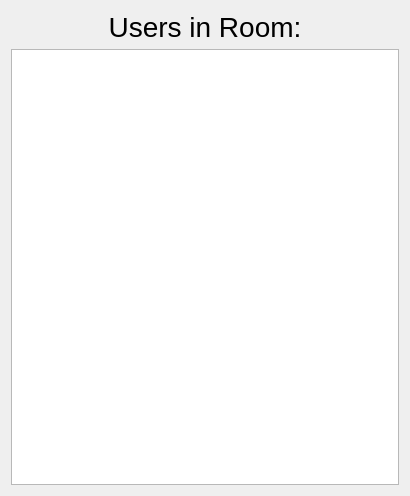
First picture: the form in client/MinderClient/sessionuserlist.ui, repository LDK28/Minder, before the edit.
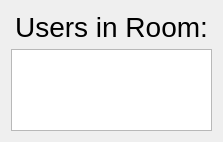
Second picture: the form after the edit.

```diff
--- a/client/MinderClient/sessionuserlist.ui
+++ b/client/MinderClient/sessionuserlist.ui
@@ -6,8 +6,8 @@
    <rect>
     <x>0</x>
     <y>0</y>
-    <width>410</width>
-    <height>496</height>
+    <width>223</width>
+    <height>142</height>
    </rect>
   </property>
   <property name="windowTitle">
```
